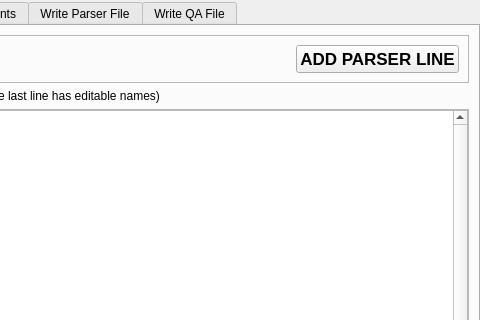
Above: nih2mne/GUI/templates/trigger_processing_gui.ui from nih-megcore/nih_to_mne before the change; both pictures show x 368 to 848 and y 0 to 320 of the 848 by 840 pixel window. Below: the same form after it.
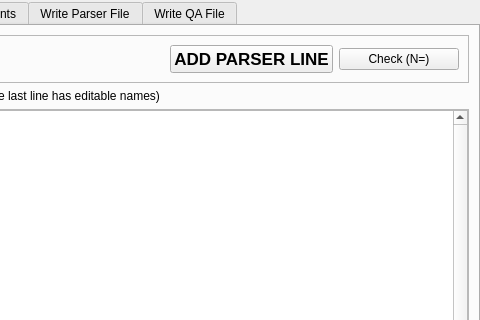
That is the form after the change. The open tabs and pages were chosen to show the change.

Commit message:
Update UI to move the pb_check button to the MainWindow
Removing the check button functionality from the parse_marks tile

```diff
--- a/nih2mne/GUI/templates/trigger_processing_gui.ui
+++ b/nih2mne/GUI/templates/trigger_processing_gui.ui
@@ -379,6 +379,31 @@
              </property>
             </widget>
            </item>
+           <item>
+            <widget class="QPushButton" name="pb_Check">
+             <property name="sizePolicy">
+              <sizepolicy hsizetype="Preferred" vsizetype="Fixed">
+               <horstretch>0</horstretch>
+               <verstretch>0</verstretch>
+              </sizepolicy>
+             </property>
+             <property name="minimumSize">
+              <size>
+               <width>120</width>
+               <height>0</height>
+              </size>
+             </property>
+             <property name="maximumSize">
+              <size>
+               <width>200</width>
+               <height>16777215</height>
+              </size>
+             </property>
+             <property name="text">
+              <string>Check (N=)</string>
+             </property>
+            </widget>
+           </item>
           </layout>
          </widget>
         </item>
```
Left out of the diff: 2 changed lines with no effect on the pictures. The commit also changes 3 other files.
